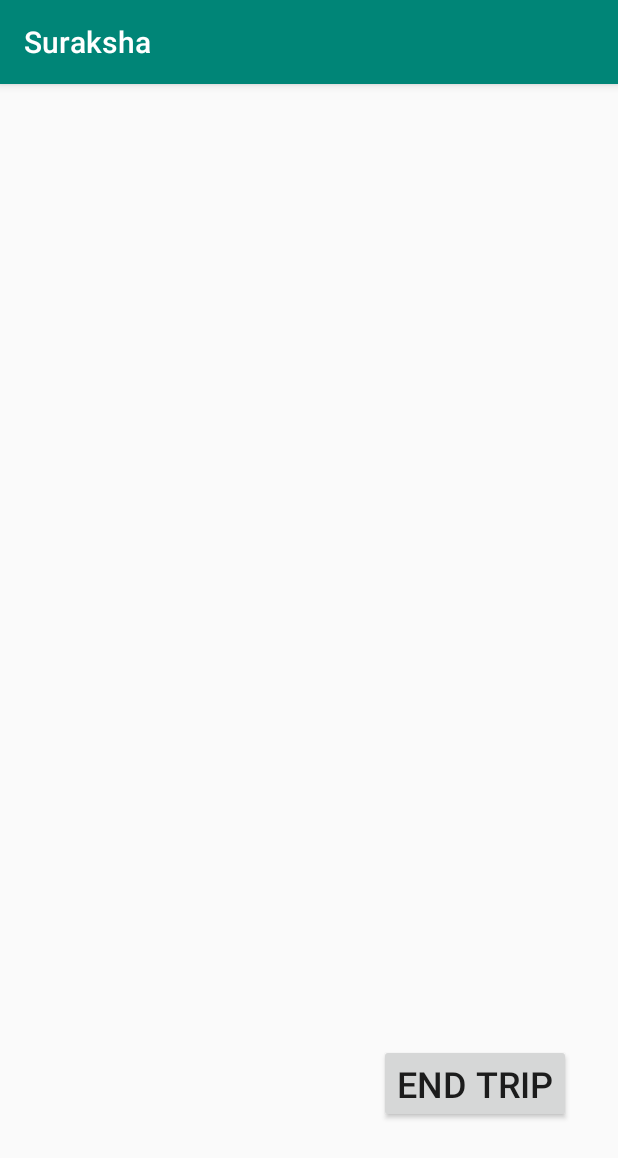
After one commit to nb2998/Suraksha, an Android app: the OngoingTripActivity screen opened directly, with no data from a screen before it, on a phone screen of 412 x 824 dp. The commit adds this screen. Shown: the top 1158 px of the screen. Run offline under Robolectric (Android 15) with nearby library versions, the phone set to English and light mode, and no system bars; 1 statement that could not run was skipped.

Commit message:
Start trip start end, Ongoingtrip

```diff
--- /dev/null
+++ b/app/src/main/java/com/codingblocks/suraksha/OngoingTripActivity.java
@@ -0,0 +1,24 @@
+package com.codingblocks.suraksha;
+
+import android.support.v7.app.AppCompatActivity;
+import android.os.Bundle;
+import android.view.View;
+import android.widget.Button;
+
+public class OngoingTripActivity extends AppCompatActivity {
+
+    Button btnEndTrip;
+
+    @Override
+    protected void onCreate(Bundle savedInstanceState) {
+        super.onCreate(savedInstanceState);
+        setContentView(R.layout.activity_ongoing_trip);
+
+        btnEndTrip.setOnClickListener(new View.OnClickListener() {
+            @Override
+            public void onClick(View view) {
+
+            }
+        });
+    }
+}
--- /dev/null
+++ b/app/src/main/res/layout/activity_ongoing_trip.xml
@@ -0,0 +1,34 @@
+<?xml version="1.0" encoding="utf-8"?>
+<RelativeLayout xmlns:android="http://schemas.android.com/apk/res/android"
+    xmlns:app="http://schemas.android.com/apk/res-auto"
+    xmlns:tools="http://schemas.android.com/tools"
+    android:layout_width="match_parent"
+    android:layout_height="match_parent"
+    android:orientation="vertical"
+    tools:context=".OngoingTripActivity">
+
+    <TextView
+        android:id="@+id/tvTime"
+        android:layout_width="match_parent"
+        android:layout_height="wrap_content"
+        android:layout_alignParentStart="true"
+        android:layout_alignParentTop="true"
+        android:layout_marginTop="36dp"
+        android:gravity="center"
+        android:textColor="@android:color/holo_red_light"
+        android:textSize="24sp"
+        android:textStyle="bold"
+        tools:text="Estimated time : 40 mins" />
+
+    <Button
+        android:id="@+id/btnEndTrip"
+        android:layout_width="wrap_content"
+        android:layout_height="wrap_content"
+        android:layout_alignParentBottom="true"
+        android:layout_alignParentEnd="true"
+        android:layout_marginBottom="75dp"
+        android:layout_marginEnd="31dp"
+        android:textSize="24sp"
+        android:text="End trip" />
+
+</RelativeLayout>
--- a/app/src/main/res/values/strings.xml
+++ b/app/src/main/res/values/strings.xml
@@ -23,4 +23,5 @@
     <string name="msg_location_service_started">Location Tracking Started</string>
     <string name="btn_label_refresh">Refresh</string>
     <string name="API">api_key</string>
+    <string name="estimated_time">estimatedTime</string>
 </resources>
```
Also changed, not shown: app/src/main/AndroidManifest.xml (+9 -7 lines), app/src/main/java/com/codingblocks/suraksha/StartTripActivity.java (+15 -8 lines), app/src/main/res/layout/activity_start_trip.xml (+0 -7 lines).
